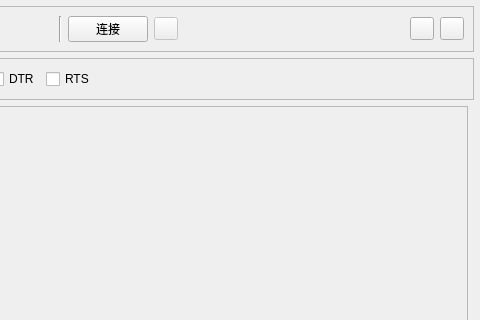
Qt form mainwindow.ui (zfz-sq/Xterm) before a commit; both pictures show x 560 to 1040 and y 0 to 320 of the 1040 by 680 pixel window.
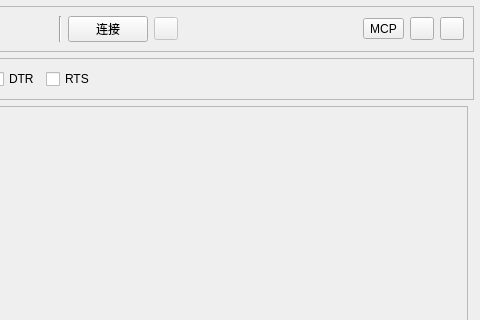
The same form after that commit.

The edit to the form file:
```diff
--- a/mainwindow.ui
+++ b/mainwindow.ui
@@ -399,6 +399,19 @@
          </property>
         </spacer>
        </item>
+       <item>
+        <widget class="QToolButton" name="mcpBtn">
+         <property name="text">
+          <string>MCP</string>
+         </property>
+         <property name="toolTip">
+          <string>显示 MCP 提示词</string>
+         </property>
+         <property name="toolButtonStyle">
+          <enum>Qt::ToolButtonTextOnly</enum>
+         </property>
+        </widget>
+       </item>
        <item>
         <widget class="QToolButton" name="modeBtn">
          <property name="toolTip">
```
